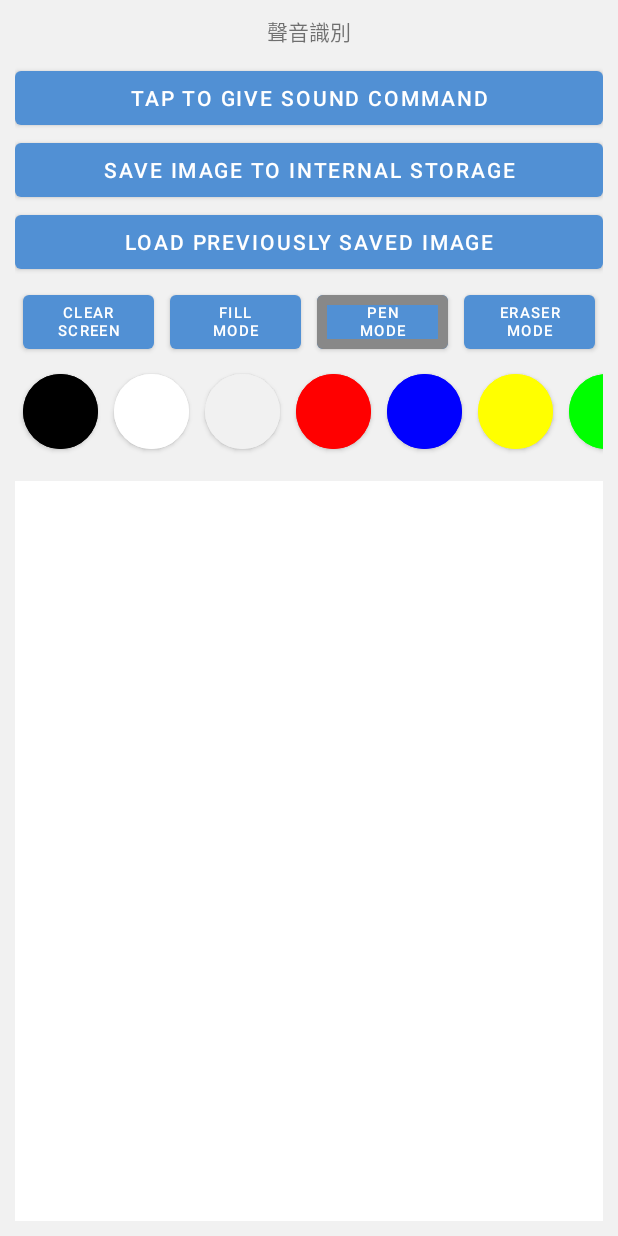
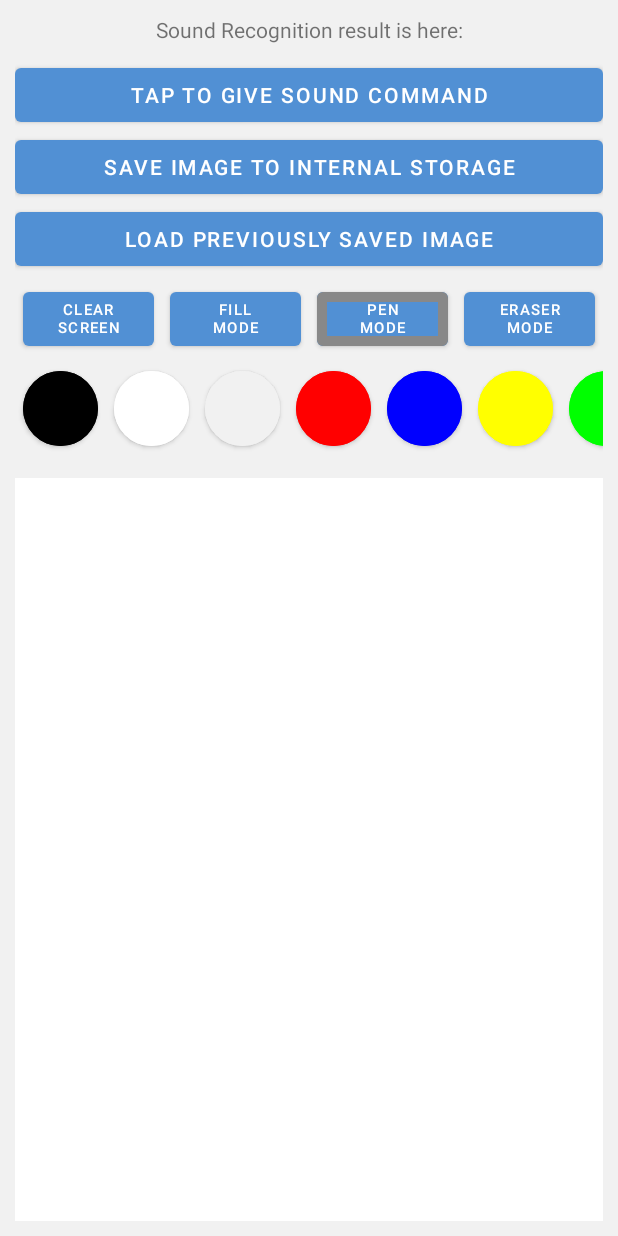
Before and after one commit to Hannah2020-github/drawingbysound, an Android app built with Jetpack Compose: the screen it shows after launch (MainActivity), on a phone screen of 412 x 824 dp. Run offline under Robolectric (Android 15) with nearby library versions, the phone set to English and light mode, and no system bars.

Commit message:
feature: 聲音辨識函式

```diff
--- a/app/src/main/java/com/hannah/drawingbysound/MainActivity.kt
+++ b/app/src/main/java/com/hannah/drawingbysound/MainActivity.kt
@@ -7,6 +7,8 @@ import android.content.res.Resources
 import android.graphics.Color
 import android.os.Build
 import android.os.Bundle
+import android.speech.RecognitionListener
+import android.speech.SpeechRecognizer
 import android.util.Log
 import android.widget.Button
 import android.widget.ProgressBar
@@ -54,6 +56,48 @@ class MainActivity : AppCompatActivity() {
     private lateinit var modeArray: Array<MaterialButton>
     private lateinit var btnArray: Array<MaterialButton>
     private lateinit var colorArray: Array<Int>
+    private lateinit var speechRecognizer: SpeechRecognizer
+    private lateinit var listener: Listener
+
+    class Listener : RecognitionListener {
+        override fun onReadyForSpeech(params: Bundle?) {
+            TODO("Not yet implemented")
+        }
+
+        override fun onBeginningOfSpeech() {
+            TODO("Not yet implemented")
+        }
+
+        override fun onRmsChanged(rmsdB: Float) {
+            TODO("Not yet implemented")
+        }
+
+        override fun onBufferReceived(buffer: ByteArray?) {
+            TODO("Not yet implemented")
+        }
+
+        override fun onEndOfSpeech() {
+            TODO("Not yet implemented")
+        }
+
+        override fun onError(error: Int) {
+            TODO("Not yet implemented")
+        }
+
+        // 聲音辨識的結果
+        override fun onResults(results: Bundle?) {
+            TODO("Not yet implemented")
+        }
+
+        override fun onPartialResults(partialResults: Bundle?) {
+            TODO("Not yet implemented")
+        }
+
+        override fun onEvent(eventType: Int, params: Bundle?) {
+            TODO("Not yet implemented")
+        }
+
+    }
 
     override fun onCreate(savedInstanceState: Bundle?) {
         super.onCreate(savedInstanceState)
@@ -64,14 +108,28 @@ class MainActivity : AppCompatActivity() {
 
         // 設定 modeArray, btnArray
         modeArray = arrayOf(fillBtn, penBtn, eraserBtn)
-        btnArray = arrayOf(blackBtn, whiteBtn, grayBtn, redBtn, blueBtn, yellowBtn, greenBtn, magentaBtn)
-        colorArray = arrayOf(Color.BLACK, Color.WHITE, Color.GRAY, Color.RED, Color.BLUE, Color.YELLOW, Color.GREEN, Color.MAGENTA )
+        btnArray =
+            arrayOf(blackBtn, whiteBtn, grayBtn, redBtn, blueBtn, yellowBtn, greenBtn, magentaBtn)
+        colorArray = arrayOf(
+            Color.BLACK,
+            Color.WHITE,
+            Color.GRAY,
+            Color.RED,
+            Color.BLUE,
+            Color.YELLOW,
+            Color.GREEN,
+            Color.MAGENTA
+        )
         setModeBorder(penBtn)
 
         if (isRecordAudioPermissionGranted()) {
             // permission is give
-            Toast.makeText(this, resources.getString(R.string.sound_permission_given), Toast.LENGTH_SHORT).show()
-            // set up sound work
+            Toast.makeText(
+                this,
+                resources.getString(R.string.sound_permission_given),
+                Toast.LENGTH_SHORT
+            ).show()
+            setSoundWork()
         }
 
 
@@ -126,7 +184,11 @@ class MainActivity : AppCompatActivity() {
 
     private fun isRecordAudioPermissionGranted(): Boolean {
         if (Build.VERSION.SDK_INT >= Build.VERSION_CODES.M) {
-            if (ContextCompat.checkSelfPermission(this, Manifest.permission.RECORD_AUDIO) == PackageManager.PERMISSION_GRANTED) {
+            if (ContextCompat.checkSelfPermission(
+                    this,
+                    Manifest.permission.RECORD_AUDIO
+                ) == PackageManager.PERMISSION_GRANTED
+            ) {
                 return true
             } else {
                 // 向使用者取得權限
@@ -137,20 +199,46 @@ class MainActivity : AppCompatActivity() {
         return true
     }
 
-    override fun onRequestPermissionsResult(requestCode: Int, permissions: Array<out String>, grantResults: IntArray) {
+    override fun onRequestPermissionsResult(
+        requestCode: Int,
+        permissions: Array<out String>,
+        grantResults: IntArray
+    ) {
         super.onRequestPermissionsResult(requestCode, permissions, grantResults)
         when (requestCode) {
             AUDIO_REQUEST_CODE -> {
                 if (grantResults.isNotEmpty() && grantResults[0] == PackageManager.PERMISSION_GRANTED) {
-                    // set up sound work
+                    setSoundWork()
                 } else {
                     resultText.text = resources.getString(R.string.denied_result)
-                    Toast.makeText(this, resources.getString(R.string.denied_result_alert), Toast.LENGTH_SHORT).show()
+                    Toast.makeText(
+                        this,
+                        resources.getString(R.string.denied_result_alert),
+                        Toast.LENGTH_SHORT
+                    ).show()
                     commandBtn.setOnClickListener {
-                        Toast.makeText(this, resources.getString(R.string.denied_result), Toast.LENGTH_SHORT).show()
+                        Toast.makeText(
+                            this,
+                            resources.getString(R.string.denied_result),
+                            Toast.LENGTH_SHORT
+                        ).show()
                     }
                 }
             }
+        }
+    }
+
+    private fun setSoundWork() {
+        // SpeechRecognizer: 聲音辨識器，可設定語言、結果等
+        speechRecognizer = SpeechRecognizer.createSpeechRecognizer(this)
+        // RecognitionListener: 聲音辨識器的進度與結果
+        listener = Listener()
+        speechRecognizer.setRecognitionListener(listener)
+
+        resultText.text = "Sound Recognition result is here:"
+        commandBtn.setOnClickListener {
+            // 開始聲音辨識功能
+            Toast.makeText(this, "Start sound recognition", Toast.LENGTH_SHORT).show()
         }
     }
 
```
